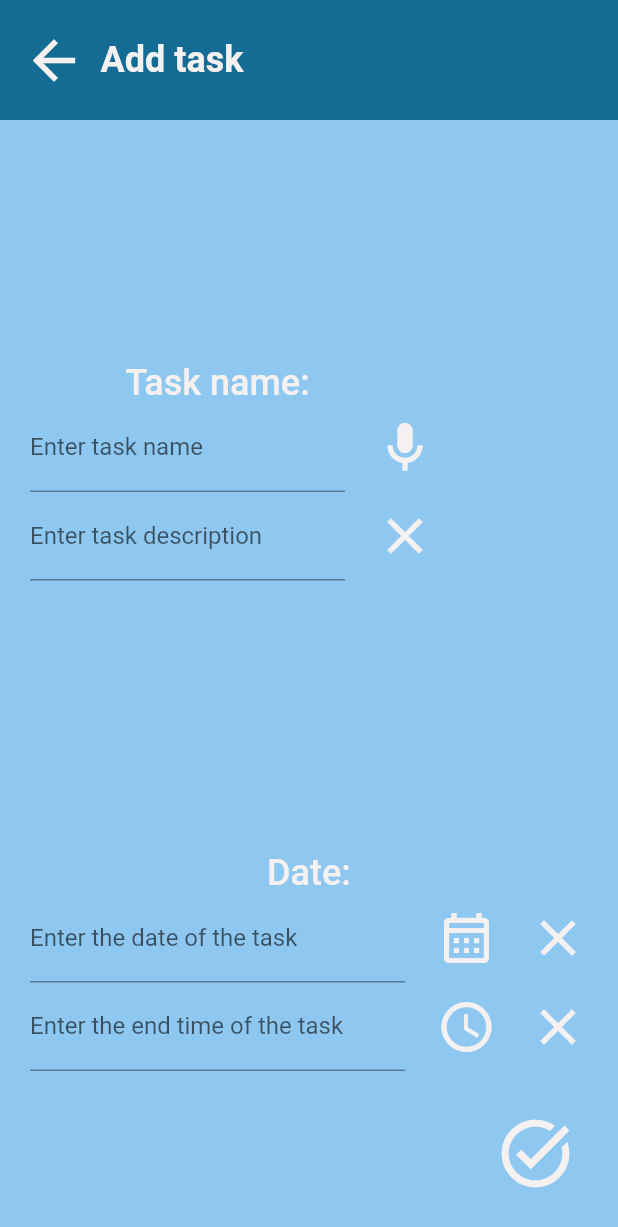
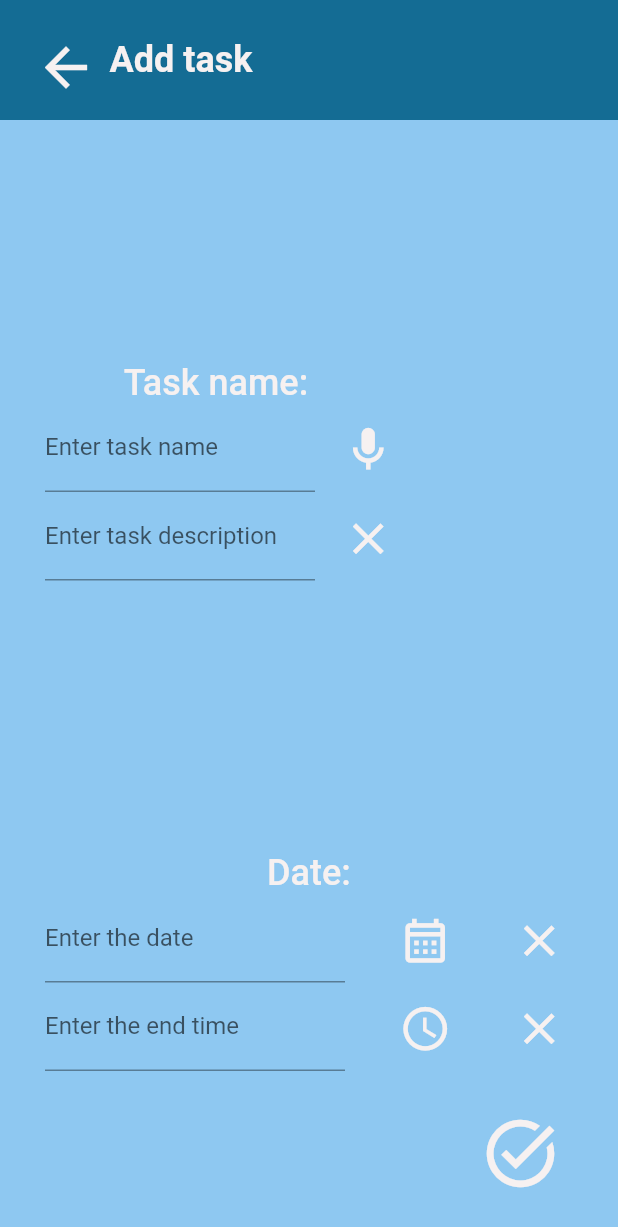
Before and after one commit to PiuPauxD/to_do, a Flutter app: the AddScreen screen opened directly, on a phone screen of 412 x 824 dp. Shown: the top 1227 px of the screen. Run offline on Flutter 3.47's test engine with Material 2 defaults, Android fonts, the phone set to English and light mode, and no system bars; our stand-ins replace google_nav_bar.

Commit message:
fixed screen size

```diff
--- a/lib/Screens/AddScreen.dart
+++ b/lib/Screens/AddScreen.dart
@@ -9,6 +9,8 @@ class AddScreen extends StatefulWidget {
 }
 
 class _AddScreenState extends State<AddScreen> {
+  final double ScreenWidth = 0;
+
   @override
   Widget build(BuildContext context) {
     return Scaffold(
@@ -29,10 +31,13 @@ class _AddScreenState extends State<AddScreen> {
                     mainAxisAlignment: MainAxisAlignment.start,
                     crossAxisAlignment: CrossAxisAlignment.center,
                     children: [
-                      const Icon(
+                      IconButton(
+                        onPressed: () {},
+                        icon: Icon(
                           Icons.arrow_back_outlined,
                           color: Color.fromARGB(255, 246, 241, 241),
                           size: 42,
+                        ),
                       ),
                       const Padding(
                         padding: EdgeInsets.only(left: 10),
@@ -52,6 +57,9 @@ class _AddScreenState extends State<AddScreen> {
                 ),
                 Row(
                   children: [
+                    Padding(
+                      padding: const EdgeInsets.symmetric(horizontal: 10),
+                    ),
                     Column(
                       mainAxisAlignment: MainAxisAlignment.spaceBetween,
                       children: [
@@ -68,8 +76,8 @@ class _AddScreenState extends State<AddScreen> {
                           children: [
                             Container(
                               padding:
-                                  const EdgeInsets.symmetric(horizontal: 20),
-                              width: 250,
+                                  const EdgeInsets.symmetric(horizontal: 10),
+                              width: 200,
                               child: TextField(
                                 decoration: InputDecoration(
                                   labelText: 'Enter task name',
@@ -79,11 +87,14 @@ class _AddScreenState extends State<AddScreen> {
                                 ),
                               ),
                             ),
-                            Icon(
+                            IconButton(
+                              onPressed: () {},
+                              icon: Icon(
                                 Icons.mic_outlined,
-                              size: 40,
+                                size: 35,
                                 color: Color.fromARGB(255, 246, 241, 241),
                               ),
+                            )
                           ],
                         ),
                         Row(
@@ -91,8 +102,8 @@ class _AddScreenState extends State<AddScreen> {
                           children: [
                             Container(
                               padding:
-                                  const EdgeInsets.symmetric(horizontal: 20),
-                              width: 250,
+                                  const EdgeInsets.symmetric(horizontal: 10),
+                              width: 200,
                               child: TextField(
                                 decoration: InputDecoration(
                                   labelText: 'Enter task description',
@@ -102,10 +113,13 @@ class _AddScreenState extends State<AddScreen> {
                                 ),
                               ),
                             ),
-                            Icon(
+                            IconButton(
+                              onPressed: () {},
+                              icon: Icon(
                                 Icons.close_outlined,
-                              size: 40,
+                                size: 35,
                                 color: Color.fromARGB(255, 246, 241, 241),
+                              ),
                             ),
                           ],
                         ),
@@ -115,7 +129,7 @@ class _AddScreenState extends State<AddScreen> {
                 ),
                 Container(
                   padding:
-                      const EdgeInsets.symmetric(horizontal: 20, vertical: 20),
+                      const EdgeInsets.symmetric(horizontal: 30, vertical: 20),
                   child: Column(
                     mainAxisAlignment: MainAxisAlignment.spaceBetween,
                     children: [
@@ -127,55 +141,70 @@ class _AddScreenState extends State<AddScreen> {
                           fontWeight: FontWeight.w500,
                         ),
                       ),
+                      SizedBox(
+                        width: ScreenWidth,
+                      ),
                       Row(
                         mainAxisAlignment: MainAxisAlignment.spaceBetween,
                         children: [
                           Container(
-                            width: 250,
+                            width: 200,
                             child: TextField(
                               decoration: InputDecoration(
-                                labelText: 'Enter the date of the task',
+                                labelText: 'Enter the date',
                               ),
                               style: TextStyle(
                                 fontSize: 16,
                               ),
                             ),
                           ),
-                          Icon(
+                          IconButton(
+                            onPressed: () {},
+                            icon: Icon(
                               Icons.calendar_month_outlined,
-                            size: 40,
+                              size: 35,
                               color: Color.fromARGB(255, 246, 241, 241),
                             ),
-                          Icon(
+                          ),
+                          IconButton(
+                            onPressed: () {},
+                            icon: Icon(
                               Icons.close_outlined,
-                            size: 40,
+                              size: 35,
                               color: Color.fromARGB(255, 246, 241, 241),
                             ),
+                          )
                         ],
                       ),
                       Row(
                         mainAxisAlignment: MainAxisAlignment.spaceBetween,
                         children: [
                           Container(
-                            width: 250,
+                            width: 200,
                             child: TextField(
                               decoration: InputDecoration(
-                                labelText: 'Enter the end time of the task',
+                                labelText: 'Enter the end time',
                               ),
                               style: TextStyle(
                                 fontSize: 16,
                               ),
                             ),
                           ),
-                          Icon(
+                          IconButton(
+                            onPressed: () {},
+                            icon: Icon(
                               Icons.watch_later_outlined,
-                            size: 40,
+                              size: 35,
                               color: Color.fromARGB(255, 246, 241, 241),
                             ),
-                          Icon(
+                          ),
+                          IconButton(
+                            onPressed: () {},
+                            icon: Icon(
                               Icons.close_outlined,
-                            size: 40,
+                              size: 35,
                               color: Color.fromARGB(255, 246, 241, 241),
+                            ),
                           ),
                         ],
                       ),
```
Lines whose indentation alone changed are shown as unchanged.
